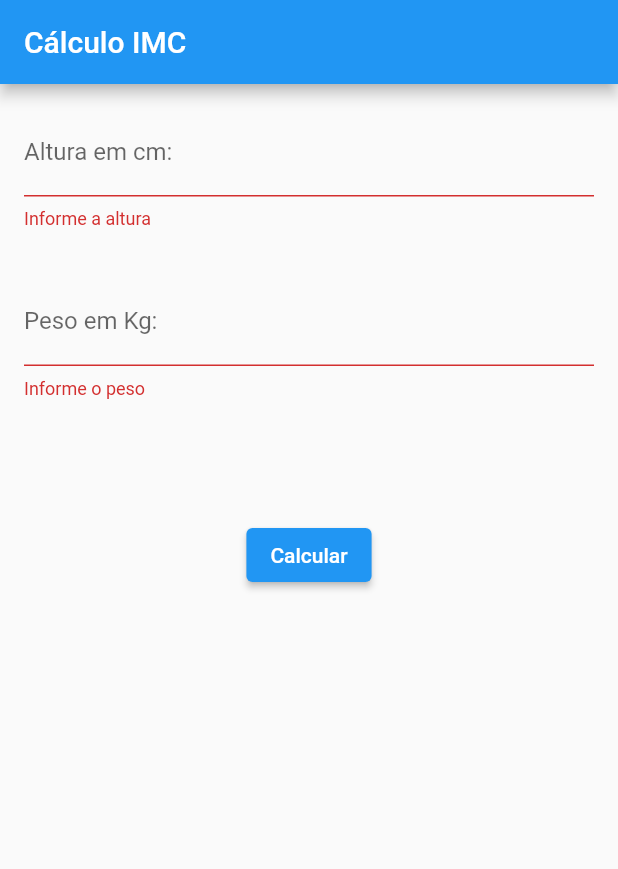
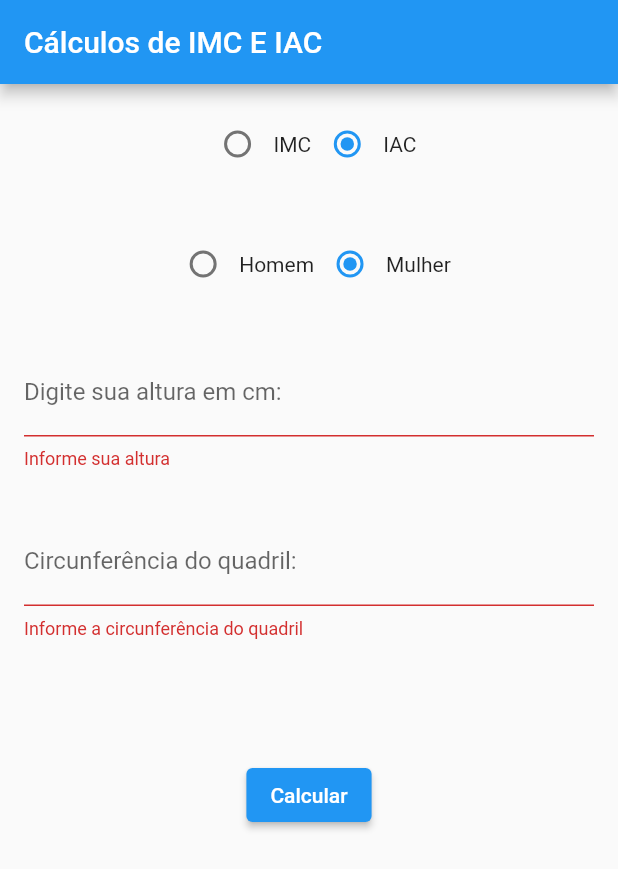
Before and after one commit to Moritinha/imc, a Flutter app: the screen it shows after launch, after a tap on "Calcular", on a phone screen of 412 x 824 dp. Shown: the top 869 px of the screen. Run offline on Flutter 3.47's test engine with Material 2 defaults, Android fonts, the phone set to English and light mode, and no system bars.

Commit message:
commit quase

```diff
--- a/lib/screens/calculoimc_screen.dart
+++ b/lib/screens/calculoimc_screen.dart
@@ -6,7 +6,7 @@ class CalculoImcScreen extends StatelessWidget {
   Widget build(BuildContext context) {
     return Scaffold(
       appBar: AppBar(
-        title: Text("Cálculo IMC"),
+        title: Text("Cálculos de IMC E IAC"),
       ),
       body: CalculoImcWidget(),
     );
--- a/lib/widgets/calculoimc_widget.dart
+++ b/lib/widgets/calculoimc_widget.dart
@@ -11,8 +11,25 @@ class _CalculoImcWidgetState extends State<CalculoImcWidget> {
   GlobalKey<FormState> _formkey = GlobalKey<FormState>();
   TextEditingController alturacontroller = TextEditingController();
   TextEditingController pesocontroller = TextEditingController();
+  TextEditingController circunferenciacontroller = TextEditingController();
 
-  String _resultadoimc;
+  String _resultadoimc, _resultadoiac;
+  int _radioBtnValue = 1;
+  int _radioTypeValue = 1;
+
+  void _handleRadioBtnValChange(int value) {
+    setState(() {
+      _resultadoiac = _resultadoimc = null;
+      _radioBtnValue = value;
+    });
+  }
+
+  void _handleRadioTypeValChange(int value) {
+    setState(() {
+      _resultadoiac = _resultadoimc = null;
+      _radioTypeValue = value;
+    });
+  }
 
   void _calcularimc() {
     double altura = double.parse(alturacontroller.text) / 100;
@@ -20,24 +37,79 @@ class _CalculoImcWidgetState extends State<CalculoImcWidget> {
     double imc = peso / pow(altura, 2);
 
     setState(() {
+      _resultadoiac = null;
       _resultadoimc = imc.toStringAsFixed(2) + "\n\n" + getClassificacao(imc);
+    });
+  }
+
+  void _calculariac() {
+    double altura = double.parse(alturacontroller.text) / 100;
+    double circunferencia = double.parse(circunferenciacontroller.text);
+    double iac = circunferencia / altura * sqrt(altura);
+
+    setState(() {
+      _resultadoimc = null;
+      _resultadoiac =
+          iac.toStringAsFixed(2) + "\n\n" + getClassificacaoIAC(iac);
     });
   }
 
   String getClassificacao(num imc) {
     String strclassificacao;
+
+    if (_radioBtnValue == 1) {
       if (imc < 18.6)
-      strclassificacao = "Peso Esperado";
+        strclassificacao = "Peso Abaixo Do Esperado";
       else if (imc < 25)
-      strclassificacao = "Peso ideal";
+        strclassificacao = "Peso ideal esperado";
       else if (imc < 30)
-      strclassificacao = "Levemente acima do peso";
+        strclassificacao = "Sobrepeso";
       else if (imc < 35)
         strclassificacao = "Obesidade grau I";
       else if (imc < 40)
         strclassificacao = "Obesidade grau II";
       else
         strclassificacao = "Obesidade grau III";
+    } else {
+      if (imc < 20)
+        strclassificacao = "Peso Abaixo Do Esperado";
+      else if (imc < 24.9)
+        strclassificacao = "Peso ideal esperado";
+      else if (imc < 29.9)
+        strclassificacao = "Sobrepeso";
+      else if (imc < 39.9)
+        strclassificacao = "Obesidade grau I";
+      else if (imc < 43)
+        strclassificacao = "Obesidade grau II";
+      else
+        strclassificacao = "Obesidade grau III";
+    }
+
+    return strclassificacao;
+  }
+
+  String getClassificacaoIAC(num iac) {
+    String strclassificacao;
+
+    if (_radioBtnValue == 0) {
+      if (iac < 8)
+        strclassificacao = "Normal";
+      else if (iac < 20.9)
+        strclassificacao = "Na Media";
+      else if (iac < 25)
+        strclassificacao = "Sobrepeso";
+      else
+        strclassificacao = "Obesidade";
+    } else {
+      if (iac < 21)
+        strclassificacao = "Normal";
+      else if (iac < 32.9)
+        strclassificacao = "Na Media";
+      else if (iac < 38)
+        strclassificacao = "Sobrepeso";
+      else
+        strclassificacao = "Obesidade";
+    }
 
     return strclassificacao;
   }
@@ -51,36 +123,107 @@ class _CalculoImcWidgetState extends State<CalculoImcWidget> {
           children: [
             Container(
               margin: EdgeInsets.all(16),
-              child: TextFormField(
-                keyboardType: TextInputType.number,
-                controller: alturacontroller,
-                validator: (value) {
-                  return value.isEmpty ? "Informe a altura" : null;
-                },
-                decoration: InputDecoration(labelText: "Altura em cm:"),
+              child: Row(
+                mainAxisAlignment: MainAxisAlignment.center,
+                children: [
+                  Radio(
+                    value: 0,
+                    groupValue: _radioTypeValue,
+                    onChanged: _handleRadioTypeValChange,
+                  ),
+                  new Text("IMC"),
+                  Radio(
+                    value: 1,
+                    groupValue: _radioTypeValue,
+                    onChanged: _handleRadioTypeValChange,
+                  ),
+                  new Text("IAC")
+                ],
+              ),
+            ),
+            Container(
+              margin: EdgeInsets.all(16),
+              child: Row(
+                mainAxisAlignment: MainAxisAlignment.center,
+                children: [
+                  Radio(
+                    value: 0,
+                    groupValue: _radioBtnValue,
+                    onChanged: _handleRadioBtnValChange,
+                  ),
+                  new Text("Homem"),
+                  Radio(
+                    value: 1,
+                    groupValue: _radioBtnValue,
+                    onChanged: _handleRadioBtnValChange,
+                  ),
+                  new Text("Mulher")
+                ],
               ),
             ),
             Container(
               margin: EdgeInsets.all(16),
               child: TextFormField(
                 keyboardType: TextInputType.number,
+                controller: alturacontroller,
+                validator: (value) {
+                  return value.isEmpty ? "Informe sua altura" : null;
+                },
+                decoration:
+                    InputDecoration(labelText: "Digite sua altura em cm:"),
+              ),
+            ),
+            Visibility(
+              child: Container(
+                margin: EdgeInsets.all(16),
+                child: TextFormField(
+                  keyboardType: TextInputType.number,
                   controller: pesocontroller,
                   validator: (value) {
-                  return value.isEmpty ? "Informe o peso" : null;
+                    return value.isEmpty
+                        ? "Informe seu peso, obs sem mentir"
+                        : null;
                   },
-                decoration: InputDecoration(labelText: "Peso em Kg:"),
+                  decoration:
+                      InputDecoration(labelText: "Digite seu Peso em Kg:"),
                 ),
+              ),
+              visible: _radioTypeValue == 0,
+            ),
+            Visibility(
+              child: Container(
+                margin: EdgeInsets.all(16),
+                child: TextFormField(
+                  keyboardType: TextInputType.number,
+                  controller: circunferenciacontroller,
+                  validator: (value) {
+                    return value.isEmpty
+                        ? "Informe a circunferência do quadril"
+                        : null;
+                  },
+                  decoration:
+                      InputDecoration(labelText: "Circunferência do quadril:"),
+                ),
+              ),
+              visible: _radioTypeValue == 1,
             ),
             Container(
               margin: EdgeInsets.all(16),
-              child: Text(_resultadoimc == null ? "" : "IMC: $_resultadoimc"),
+              child: Text(_resultadoimc == null
+                  ? _resultadoiac == null
+                      ? ""
+                      : "IAC: $_resultadoiac"
+                  : "IMC: $_resultadoimc"),
             ),
             Container(
               margin: EdgeInsets.all(16),
               child: ElevatedButton(
                 onPressed: () {
                   if (_formkey.currentState.validate()) {
+                    if (_radioTypeValue == 0)
                       _calcularimc();
+                    else
+                      _calculariac();
                   }
                 },
                 child: Text("Calcular"),
```
Lines whose indentation alone changed are shown as unchanged.
